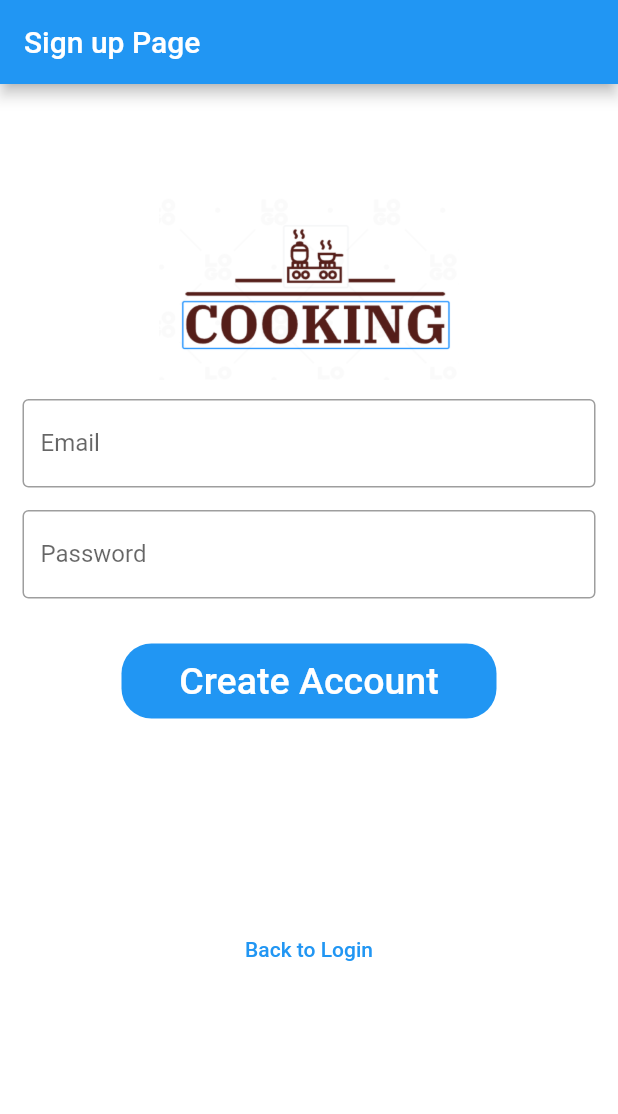
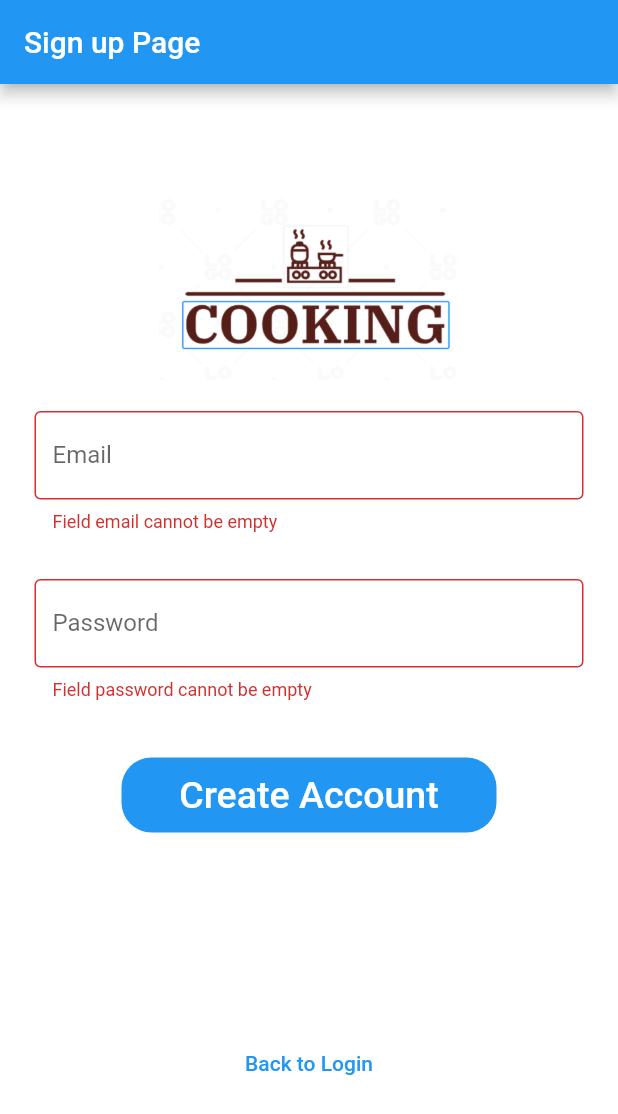
Before and after one commit to mineralsfree/recipes-app, a Flutter app: the SignUpScreen screen opened by its route, after a tap on "Create Account", on a phone screen of 412 x 824 dp. Shown: the top 1114 px of the screen. Run offline on Flutter 3.47's test engine with Material 2 defaults, Android fonts, the phone set to English and light mode, and no system bars; our stand-ins replace flutter_animation_progress_bar, flutter_secure_storage; accounts and stored records are empty; network calls fail.

```diff
--- a/lib/main.dart
+++ b/lib/main.dart
@@ -18,7 +18,7 @@ class MyApp extends StatelessWidget {
       theme: ThemeData(
         primarySwatch: Colors.blue,
       ),
-      initialRoute: '/login',
+      initialRoute: '/fridge',
       routes: {
         HomeScreen.routeName: (context) => const HomeScreen(),
         RecipesScreen.routeName: (context) => const RecipesScreen(),
--- a/lib/screens/signup_screen.dart
+++ b/lib/screens/signup_screen.dart
@@ -2,6 +2,8 @@ import 'package:flutter/material.dart';
 import 'package:front/screens.dart';
 import 'package:http/http.dart' as http;
 import 'dart:convert';
+import 'package:front/widgets/custom_form_field.dart';
+import 'package:front/extensions/string_apis.dart';
 
 class SignUpScreen extends StatefulWidget {
   const SignUpScreen({Key? key}) : super(key: key);
@@ -14,6 +16,8 @@ class SignUpScreen extends StatefulWidget {
 class _SignUpState extends State<SignUpScreen> {
   final TextEditingController _usernameController = TextEditingController();
   final TextEditingController _passwordController = TextEditingController();
+  final _formKey = GlobalKey<FormState>();
+
   Future<String?> attemptSignUp(String username, String password) async {
     var res = await http.post(Uri.parse("$SERVER_IP/api/user/register"),
         headers: {"Content-Type": "application/json"},
@@ -21,6 +25,7 @@ class _SignUpState extends State<SignUpScreen> {
     if (res.statusCode == 200) return res.body;
     return null;
   }
+
   @override
   Widget build(BuildContext context) {
     return Scaffold(
@@ -30,39 +35,50 @@ class _SignUpState extends State<SignUpScreen> {
           title: const Text("Sign up Page"),
         ),
         body: SingleChildScrollView(
-            child: Column(
-                children: <Widget>[
-                  Padding(padding: const EdgeInsets.only(top: 60.0),
+            child: Form(
+          key: _formKey,
+          child: Column(children: <Widget>[
+            Padding(
+                padding: const EdgeInsets.only(top: 60.0),
                 child: Center(
                     child: SizedBox(
                         width: 200,
                         height: 150,
-                              child: Image.asset('assets/images/logo.png'))
-                      )
-                  ),
+                        child: Image.asset('assets/images/logo.png')))),
             Padding(
               //padding: const EdgeInsets.only(left:15.0,right: 15.0,top:0,bottom: 0),
               padding: const EdgeInsets.symmetric(horizontal: 15),
-                    child: TextField(
+
+              child: CustomFormField(
+                validator: (value) {
+                  if (value!.isEmpty) {
+                    return "Field email cannot be empty";
+                  } else if (!value.isValidEmail) {
+                    return "Email is invalid";
+                  }
+                  return null;
+                },
                 controller: _usernameController,
-                      decoration: const InputDecoration(
-                          border: OutlineInputBorder(),
+                hintText: 'Enter email',
                 labelText: 'Email',
-                          hintText: 'Enter email'),
               ),
             ),
             Padding(
               padding: const EdgeInsets.only(
                   left: 15.0, right: 15.0, top: 15, bottom: 30),
               //padding: EdgeInsets.symmetric(horizontal: 15),
-                    child: TextField(
+              child: CustomFormField(
+                  validator: (value) {
+                    if (value!.isEmpty) {
+                      return "Field password cannot be empty";
+                    } else if (!value.isValidPassword) {
+                      return "Enter valid password";
+                    }
+                  },
                   controller: _passwordController,
                   obscureText: true,
-                      decoration: const InputDecoration(
-                          border: OutlineInputBorder(),
                   labelText: 'Password',
                   hintText: 'Enter secure password'),
-                    ),
             ),
             Container(
               height: 50,
@@ -71,11 +87,13 @@ class _SignUpState extends State<SignUpScreen> {
                   color: Colors.blue, borderRadius: BorderRadius.circular(20)),
               child: TextButton(
                 onPressed: () async {
+                  if (_formKey.currentState!.validate()) {
                     var username = _usernameController.text;
                     var password = _passwordController.text;
                     var res = await attemptSignUp(username, password);
-                        if (res != null){
+                    if (res != null) {
                       Navigator.pushNamed(context, LoginScreen.routeName);
+                    }
                   }
                 },
                 child: const Text(
@@ -87,16 +105,12 @@ class _SignUpState extends State<SignUpScreen> {
             const SizedBox(
               height: 130,
             ),
-                  TextButton(onPressed: () {
-                    Navigator.pushNamed(
-                        context, LoginScreen.routeName);
+            TextButton(
+                onPressed: () {
+                  Navigator.pushNamed(context, LoginScreen.routeName);
                 },
-                      child: const Text('Back to Login')
-                  )
-                ]
-            )
-        )
-    );
+                child: const Text('Back to Login'))
+          ]),
+        )));
   }
-
 }
--- /dev/null
+++ b/lib/widgets/custom_form_field.dart
@@ -0,0 +1,38 @@
+import 'package:flutter/material.dart';
+import 'package:flutter/services.dart';
+
+class CustomFormField extends StatelessWidget {
+  const CustomFormField({
+    Key? key,
+    required this.hintText,
+    required this.labelText,
+    required this.controller,
+    this.obscureText,
+    this.inputFormatters,
+    this.validator,
+  }) : super(key: key);
+  final TextEditingController controller;
+  final String hintText;
+  final String labelText;
+  final bool? obscureText;
+  final List<TextInputFormatter>? inputFormatters;
+  final String? Function(String?)? validator;
+
+  @override
+  Widget build(BuildContext context) {
+    return Padding(
+      padding: const EdgeInsets.all(8.0),
+      child: TextFormField(
+          autovalidateMode: AutovalidateMode.onUserInteraction,
+        inputFormatters: inputFormatters,
+        validator: validator,
+        obscureText: (obscureText ?? false),
+        controller: controller,
+        decoration: InputDecoration(
+            hintText: hintText,
+            border: const OutlineInputBorder(),
+            labelText: labelText),
+      ),
+    );
+  }
+}
--- a/pubspec.yaml
+++ b/pubspec.yaml
@@ -36,6 +36,7 @@ dependencies:
   # The following adds the Cupertino Icons font to your application.
   # Use with the CupertinoIcons class for iOS style icons.
   cupertino_icons: ^1.0.2
+  flutter_animation_progress_bar: ^2.3.1
 
 dev_dependencies:
   flutter_launcher_icons: "^0.9.2"
```
Also changed, not shown: lib/extensions/string_apis.dart (added, +22 -0 lines), lib/model/Ingredient.dart (+29 -10 lines), lib/screens/add_ingredient_screen.dart (+98 -5 lines), lib/screens/login_screen.dart (+30 -16 lines), lib/widgets/count_swing.dart (added, +49 -0 lines), pubspec.lock, 1 other file. Lines whose indentation alone changed are shown as unchanged.
